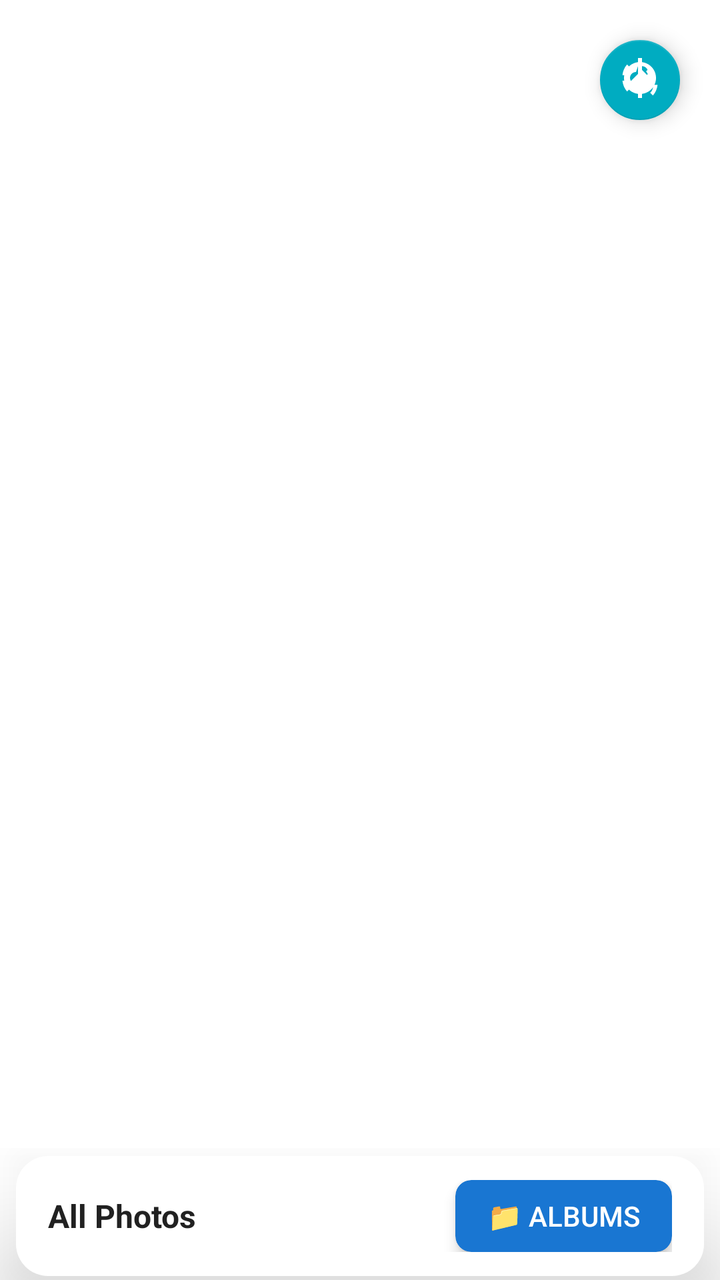
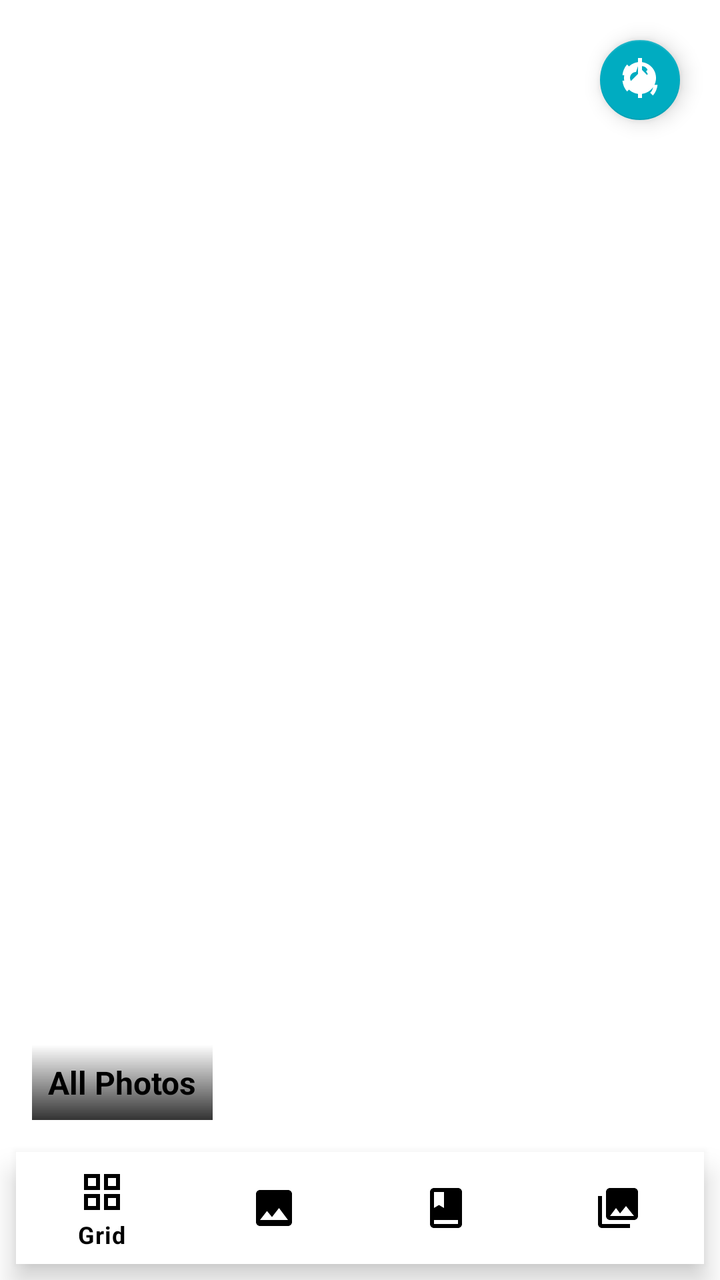

Screens rendered from an Android XML layout before and after an edit, with the pre-edit source and the edit as a unified diff.
<!-- AndroidManifest.xml: application theme Theme.PhotoCollageGlide -->
<!-- res/layout/activity_main.xml -->
<?xml version="1.0" encoding="utf-8"?>
<androidx.constraintlayout.widget.ConstraintLayout 
    xmlns:android="http://schemas.android.com/apk/res/android"
    xmlns:app="http://schemas.android.com/apk/res-auto"
    xmlns:tools="http://schemas.android.com/tools"
    android:layout_width="match_parent"
    android:layout_height="match_parent"
    android:fitsSystemWindows="false"
    android:background="@color/background"
    tools:context=".MainActivity">

    
    <androidx.recyclerview.widget.RecyclerView
        android:id="@+id/recyclerView"
        android:layout_width="0dp"
        android:layout_height="0dp"
        android:clipToPadding="false"
        android:scrollbars="none"
        app:layout_constraintTop_toTopOf="parent"
        app:layout_constraintBottom_toTopOf="@+id/bottomBar"
        app:layout_constraintStart_toStartOf="parent"
        app:layout_constraintEnd_toEndOf="parent" />

    
    <ProgressBar
        android:id="@+id/loadingProgress"
        android:layout_width="48dp"
        android:layout_height="48dp"
        android:visibility="gone"
        app:layout_constraintTop_toTopOf="parent"
        app:layout_constraintBottom_toBottomOf="parent"
        app:layout_constraintStart_toStartOf="parent"
        app:layout_constraintEnd_toEndOf="parent" />

    
    <com.google.android.material.floatingactionbutton.FloatingActionButton
        android:id="@+id/themeSwitcher"
        android:layout_width="wrap_content"
        android:layout_height="wrap_content"
        android:layout_margin="16dp"
        android:src="@drawable/ic_theme_switch"
        app:fabSize="mini"
        app:backgroundTint="#00ACC1"
        app:tint="#FFFFFF"
        app:layout_constraintTop_toTopOf="parent"
        app:layout_constraintEnd_toEndOf="parent" />

    
    <FrameLayout
        android:id="@+id/bottomBar"
        android:layout_width="0dp"
        android:layout_height="wrap_content"
        app:layout_constraintBottom_toBottomOf="parent"
        app:layout_constraintStart_toStartOf="parent"
        app:layout_constraintEnd_toEndOf="parent">
        
        
        <androidx.cardview.widget.CardView
            android:layout_width="match_parent"
            android:layout_height="wrap_content"
            android:layout_marginHorizontal="8dp"
            android:layout_marginTop="4dp"
            android:layout_marginBottom="2dp"
            android:outlineProvider="bounds"
            android:outlineAmbientShadowColor="#000000"
            android:outlineSpotShadowColor="#000000"
            app:cardElevation="32dp"
            app:cardMaxElevation="48dp"
            app:cardCornerRadius="16dp"
            app:cardBackgroundColor="#FFFFFF">
            
            <LinearLayout
                android:layout_width="match_parent"
                android:layout_height="wrap_content"
                android:minHeight="60dp"
                android:orientation="horizontal"
                android:gravity="center_vertical"
                android:paddingHorizontal="16dp"
                android:paddingVertical="12dp">

                    
                    <TextView
                        android:id="@+id/viewTitle"
                        android:layout_width="wrap_content"
                        android:layout_height="wrap_content"
                        android:text="All Photos"
                        android:textColor="#212121"
                        android:textSize="16sp"
                        android:textStyle="bold" />

                    <View
                        android:layout_width="0dp"
                        android:layout_height="1dp"
                        android:layout_weight="1" />

                    
                    <androidx.cardview.widget.CardView
                        android:id="@+id/backButtonCard"
                        android:layout_width="wrap_content"
                        android:layout_height="36dp"
                        android:layout_marginEnd="8dp"
                        android:visibility="gone"
                        app:cardCornerRadius="8dp"
                        app:cardElevation="4dp"
                        app:cardBackgroundColor="#FF5722">
                        
                        <androidx.appcompat.widget.AppCompatButton
                            android:id="@+id/backButton"
                            android:layout_width="wrap_content"
                            android:layout_height="match_parent"
                            android:text="← Back"
                            android:textSize="14sp"
                            android:textColor="#FFFFFF"
                            android:background="@android:color/transparent"
                            android:paddingHorizontal="16dp" />
                    </androidx.cardview.widget.CardView>

                    
                    <androidx.cardview.widget.CardView
                        android:layout_width="wrap_content"
                        android:layout_height="36dp"
                        app:cardCornerRadius="8dp"
                        app:cardElevation="4dp"
                        app:cardBackgroundColor="#1976D2">
                        
                        <androidx.appcompat.widget.AppCompatButton
                            android:id="@+id/navigationButton"
                            android:layout_width="wrap_content"
                            android:layout_height="match_parent"
                            android:text="📁 Albums"
                            android:textSize="14sp"
                            android:textColor="#FFFFFF"
                            android:background="@android:color/transparent"
                            android:paddingHorizontal="16dp" />
                    </androidx.cardview.widget.CardView>

                </LinearLayout>
        </androidx.cardview.widget.CardView>
    </FrameLayout>

</androidx.constraintlayout.widget.ConstraintLayout>
<!-- resources referenced by this layout -->
<resources>
  <color name="background">#FFFFFF</color>
  <!-- drawable ic_theme_switch (drawable) -->
  <vector xmlns:android="http://schemas.android.com/apk/res/android"
      android:width="24dp"
      android:height="24dp"
      android:viewportWidth="24"
      android:viewportHeight="24"
      android:tint="?attr/colorControlNormal">
      <path
          android:fillColor="@android:color/white"
          android:pathData="M11,1L11,3.07C7.06,3.56 4,6.92 4,11s3.05,7.44 7,7.93L11,21h2v-2.07c3.94,-0.49 7,-3.85 7,-7.93s-3.05,-7.44 -7,-7.93L13,1L11,1zM11,5.08L11,8.92L7.45,12.47c-0.3,-0.46 -0.45,-0.97 -0.45,-1.47 0,-1.66 1.34,-3 3,-3zM13,5.08c1.66,0 3,1.34 3,3 0,0.5 -0.15,1.01 -0.45,1.47L13,6.92L13,5.08zM6.94,5.66L5.52,4.24C4.25,5.7 3.41,7.57 3.21,9.62h2.02C5.44,7.84 6.04,6.22 6.94,5.66zM3.23,12.38c0.2,2.05 1.04,3.93 2.31,5.38l1.41,-1.41c-0.9,-1.16 -1.5,-2.58 -1.71,-4.14L3.23,12.38L3.23,12.38zM18.77,11.62c-0.2,-2.05 -1.04,-3.93 -2.31,-5.38l-1.41,1.41c0.9,1.16 1.5,2.58 1.71,4.14L18.77,11.62L18.77,11.62zM20.79,14.38h-2.02c-0.21,1.78 -0.81,3.39 -1.71,3.96l1.41,1.41C19.74,18.3 20.58,16.43 20.79,14.38z"/>
  </vector>
  <color name="primary">#1976D2</color>
  <color name="primary_variant">#1565C0</color>
  <color name="primary_dark">#0D47A1</color>
  <color name="on_primary">#FFFFFF</color>
  <color name="accent">#00ACC1</color>
  <color name="accent_dark">#00838F</color>
  <color name="on_background">#000000</color>
  <color name="surface">#FFFFFF</color>
  <color name="on_surface">#000000</color>
  <color name="error">#D32F2F</color>
  <!-- unchanged entries left out for length: 1 -->
</resources>

<!-- the commit's change to res/layout/activity_main.xml (unified diff, before → after) -->
@@ -17,7 +17,18 @@
         android:clipToPadding="false"
         android:scrollbars="none"
         app:layout_constraintTop_toTopOf="parent"
-        app:layout_constraintBottom_toTopOf="@+id/bottomBar"
+        app:layout_constraintBottom_toTopOf="@+id/bottomNavigation"
+        app:layout_constraintStart_toStartOf="parent"
+        app:layout_constraintEnd_toEndOf="parent" />
+
+    
+    <androidx.viewpager2.widget.ViewPager2
+        android:id="@+id/singlePhotoViewPager"
+        android:layout_width="0dp"
+        android:layout_height="0dp"
+        android:visibility="gone"
+        app:layout_constraintTop_toTopOf="parent"
+        app:layout_constraintBottom_toTopOf="@+id/bottomNavigation"
         app:layout_constraintStart_toStartOf="parent"
         app:layout_constraintEnd_toEndOf="parent" />
 
@@ -46,96 +57,69 @@
         app:layout_constraintEnd_toEndOf="parent" />
 
     
-    <FrameLayout
-        android:id="@+id/bottomBar"
+    <androidx.recyclerview.widget.RecyclerView
+        android:id="@+id/selectedPhotosStrip"
+        android:layout_width="0dp"
+        android:layout_height="64dp"
+        android:layout_marginStart="12dp"
+        android:layout_marginEnd="12dp"
+        android:layout_marginBottom="12dp"
+        android:visibility="gone"
+        android:background="@drawable/gradient_thumbnail_strip_background"
+        android:elevation="8dp"
+        android:paddingHorizontal="12dp"
+        android:paddingVertical="6dp"
+        android:clipToPadding="false"
+        app:layout_constraintBottom_toTopOf="@+id/bottomNavigation"
+        app:layout_constraintStart_toStartOf="parent"
+        app:layout_constraintEnd_toEndOf="parent" />
+
+    
+    <com.google.android.material.floatingactionbutton.FloatingActionButton
+        android:id="@+id/editCollageFab"
+        android:layout_width="wrap_content"
+        android:layout_height="wrap_content"
+        android:layout_marginEnd="16dp"
+        android:layout_marginBottom="16dp"
+        android:src="@drawable/ic_edit"
+        android:visibility="gone"
+        app:fabSize="normal"
+        app:backgroundTint="?attr/colorPrimary"
+        app:tint="?attr/colorOnPrimary"
+        app:elevation="8dp"
+        app:layout_constraintBottom_toTopOf="@+id/bottomNavigation"
+        app:layout_constraintEnd_toEndOf="parent" />
+
+    
+    <com.google.android.material.bottomnavigation.BottomNavigationView
+        android:id="@+id/bottomNavigation"
         android:layout_width="0dp"
         android:layout_height="wrap_content"
+        android:layout_marginHorizontal="8dp"
+        android:layout_marginBottom="8dp"
         app:layout_constraintBottom_toBottomOf="parent"
         app:layout_constraintStart_toStartOf="parent"
-        app:layout_constraintEnd_toEndOf="parent">
-        
-        
-        <androidx.cardview.widget.CardView
-            android:layout_width="match_parent"
-            android:layout_height="wrap_content"
-            android:layout_marginHorizontal="8dp"
-            android:layout_marginTop="4dp"
-            android:layout_marginBottom="2dp"
-            android:outlineProvider="bounds"
-            android:outlineAmbientShadowColor="#000000"
-            android:outlineSpotShadowColor="#000000"
-            app:cardElevation="32dp"
-            app:cardMaxElevation="48dp"
-            app:cardCornerRadius="16dp"
-            app:cardBackgroundColor="#FFFFFF">
-            
-            <LinearLayout
-                android:layout_width="match_parent"
-                android:layout_height="wrap_content"
-                android:minHeight="60dp"
-                android:orientation="horizontal"
-                android:gravity="center_vertical"
-                android:paddingHorizontal="16dp"
-                android:paddingVertical="12dp">
+        app:layout_constraintEnd_toEndOf="parent"
+        app:menu="@menu/bottom_navigation_menu"
+        app:backgroundTint="?attr/colorSurface"
+        app:itemIconTint="?attr/colorOnSurface"
+        app:itemTextColor="?attr/colorOnSurface"
+        app:elevation="8dp" />
 
-                    
-                    <TextView
-                        android:id="@+id/viewTitle"
-                        android:layout_width="wrap_content"
-                        android:layout_height="wrap_content"
-                        android:text="All Photos"
-                        android:textColor="#212121"
-                        android:textSize="16sp"
-                        android:textStyle="bold" />
-
-                    <View
-                        android:layout_width="0dp"
-                        android:layout_height="1dp"
-                        android:layout_weight="1" />
-
-                    
-                    <androidx.cardview.widget.CardView
-                        android:id="@+id/backButtonCard"
-                        android:layout_width="wrap_content"
-                        android:layout_height="36dp"
-                        android:layout_marginEnd="8dp"
-                        android:visibility="gone"
-                        app:cardCornerRadius="8dp"
-                        app:cardElevation="4dp"
-                        app:cardBackgroundColor="#FF5722">
-                        
-                        <androidx.appcompat.widget.AppCompatButton
-                            android:id="@+id/backButton"
-                            android:layout_width="wrap_content"
-                            android:layout_height="match_parent"
-                            android:text="← Back"
-                            android:textSize="14sp"
-                            android:textColor="#FFFFFF"
-                            android:background="@android:color/transparent"
-                            android:paddingHorizontal="16dp" />
-                    </androidx.cardview.widget.CardView>
-
-                    
-                    <androidx.cardview.widget.CardView
-                        android:layout_width="wrap_content"
-                        android:layout_height="36dp"
-                        app:cardCornerRadius="8dp"
-                        app:cardElevation="4dp"
-                        app:cardBackgroundColor="#1976D2">
-                        
-                        <androidx.appcompat.widget.AppCompatButton
-                            android:id="@+id/navigationButton"
-                            android:layout_width="wrap_content"
-                            android:layout_height="match_parent"
-                            android:text="📁 Albums"
-                            android:textSize="14sp"
-                            android:textColor="#FFFFFF"
-                            android:background="@android:color/transparent"
-                            android:paddingHorizontal="16dp" />
-                    </androidx.cardview.widget.CardView>
-
-                </LinearLayout>
-        </androidx.cardview.widget.CardView>
-    </FrameLayout>
+    
+    <TextView
+        android:id="@+id/viewTitle"
+        android:layout_width="wrap_content"
+        android:layout_height="wrap_content"
+        android:layout_marginBottom="80dp"
+        android:layout_marginStart="16dp"
+        android:text="All Photos"
+        android:textColor="?attr/colorOnSurface"
+        android:textSize="16sp"
+        android:textStyle="bold"
+        android:background="@drawable/gradient_overlay"
+        android:padding="8dp"
+        app:layout_constraintBottom_toBottomOf="parent"
+        app:layout_constraintStart_toStartOf="parent" />
 
 </androidx.constraintlayout.widget.ConstraintLayout>
<!-- resource entries referenced after the edit -->
@@ -1,6 +1,66 @@
 <!-- resources referenced by this layout -->
 <resources>
   <color name="background">#FFFFFF</color>
+  <!-- drawable gradient_overlay (drawable) -->
+  <?xml version="1.0" encoding="utf-8"?>
+  <shape xmlns:android="http://schemas.android.com/apk/res/android">
+      <gradient
+          android:angle="270"
+          android:startColor="#00000000"
+          android:endColor="#CC000000"
+          android:type="linear" />
+  </shape>
+  <!-- drawable gradient_thumbnail_strip_background (drawable) -->
+  <?xml version="1.0" encoding="utf-8"?>
+  <layer-list xmlns:android="http://schemas.android.com/apk/res/android">
+      
+      <item android:top="2dp">
+          <shape android:shape="rectangle">
+              <solid android:color="#08000000" />
+              <corners android:radius="14dp" />
+          </shape>
+      </item>
+      
+      
+      <item android:bottom="2dp">
+          <shape android:shape="rectangle">
+              <gradient
+                  android:startColor="#30FFFFFF"
+                  android:centerColor="#40FFFFFF"
+                  android:endColor="#30FFFFFF"
+                  android:angle="0" />
+              <corners android:radius="12dp" />
+              <stroke 
+                  android:width="0.5dp" 
+                  android:color="#15FFFFFF" />
+          </shape>
+      </item>
+      
+      
+      <item 
+          android:bottom="2dp"
+          android:top="1dp">
+          <shape android:shape="rectangle">
+              <gradient
+                  android:startColor="#25FFFFFF"
+                  android:centerColor="#10FFFFFF"
+                  android:endColor="#05FFFFFF"
+                  android:angle="90" />
+              <corners android:radius="12dp" />
+          </shape>
+      </item>
+  </layer-list>
+  <!-- drawable ic_edit (drawable) -->
+  <vector xmlns:android="http://schemas.android.com/apk/res/android"
+      android:width="24dp"
+      android:height="24dp"
+      android:viewportWidth="24"
+      android:viewportHeight="24"
+      android:tint="?attr/colorOnPrimary">
+    <path
+        android:fillColor="@android:color/white"
+        android:pathData="M3,17.25V21h3.75L17.81,9.94l-3.75,-3.75L3,17.25zM20.71,7.04c0.39,-0.39 0.39,-1.02 0,-1.41l-2.34,-2.34c-0.39,-0.39 -1.02,-0.39 -1.41,0l-1.83,1.83 3.75,3.75 1.83,-1.83z"/>
+  </vector>
   <!-- drawable ic_theme_switch (drawable) -->
   <vector xmlns:android="http://schemas.android.com/apk/res/android"
       android:width="24dp"
